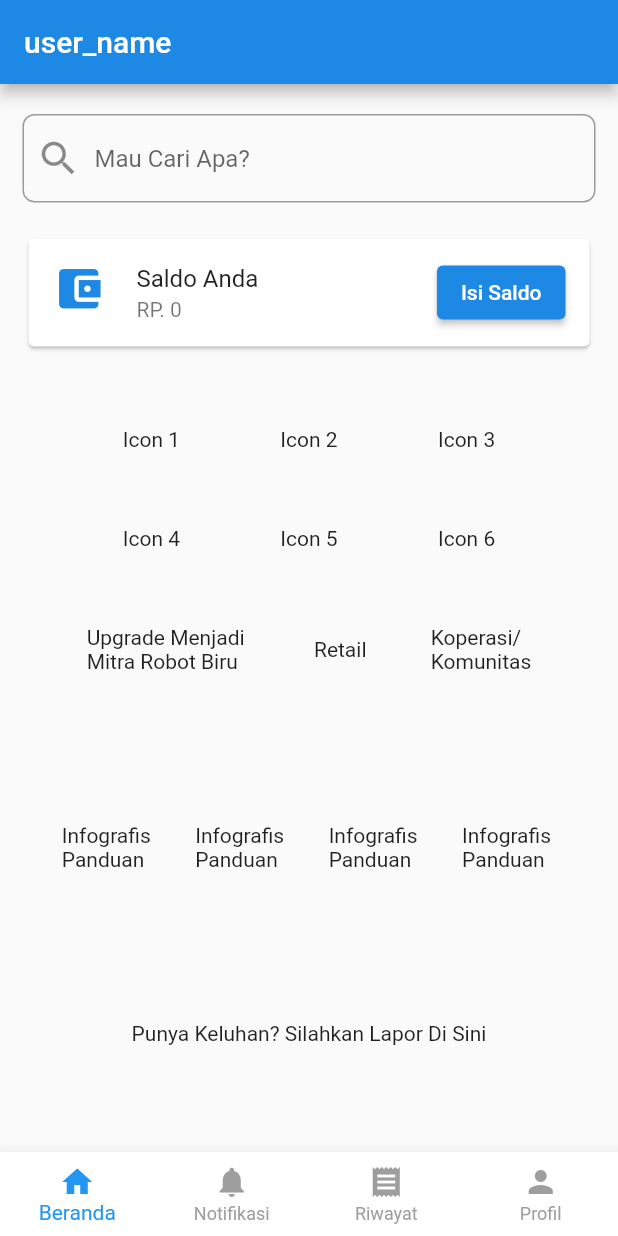
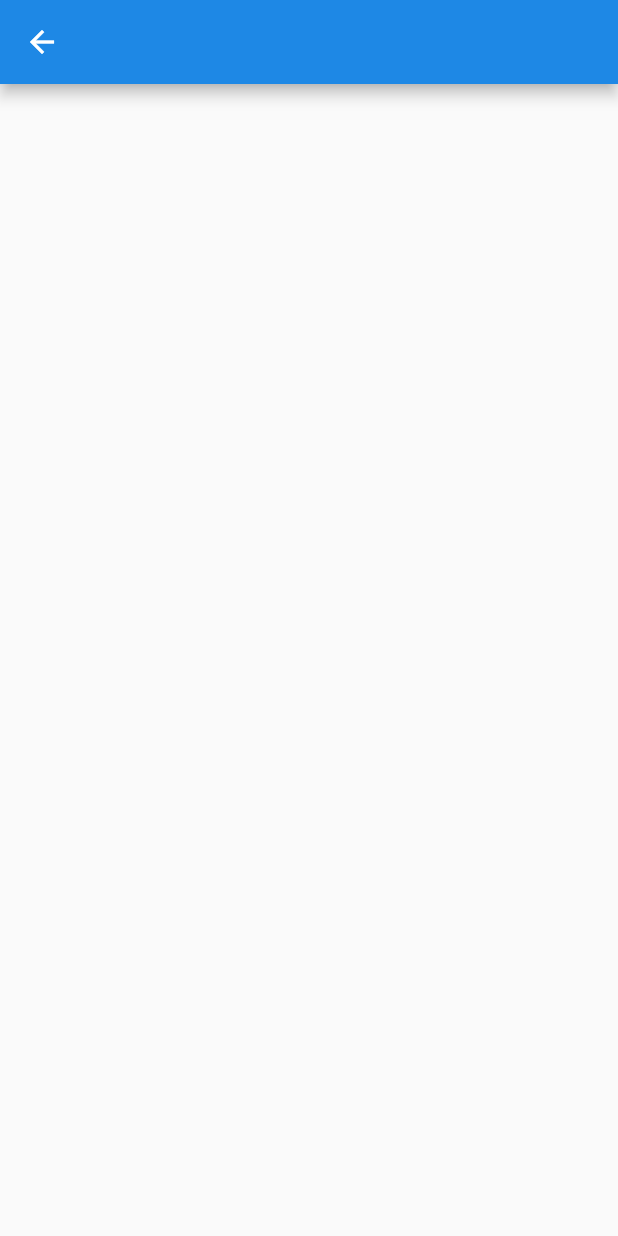
Before and after one commit to qisashasanudin/edumatic_intern, a Flutter app: the screen it shows after launch, after a tap on "Isi Saldo", on a phone screen of 412 x 824 dp. Run offline on Flutter 3.47's test engine with Material 2 defaults, Android fonts, the phone set to English and light mode, and no system bars.

Commit message:
added routing table

```diff
--- a/lib/main.dart
+++ b/lib/main.dart
@@ -1,5 +1,5 @@
-
 import 'package:edumatic_intern/pages/main_menu.dart';
+import 'package:edumatic_intern/services/routing_table.dart';
 import 'package:flutter/material.dart';
 
 void main() {
@@ -17,7 +17,8 @@ class RobotBiruApp extends StatelessWidget {
         primaryColor: Colors.blue[600],
         visualDensity: VisualDensity.adaptivePlatformDensity,
       ),
-      home: MainMenu(),
+      initialRoute: '/',
+      onGenerateRoute: RoutingTable.generateRoute,
     );
   }
 }
--- a/lib/pages/main_menu_tabs/home.dart
+++ b/lib/pages/main_menu_tabs/home.dart
@@ -27,20 +27,18 @@ class _HomePageState extends State<HomePage> {
           Card(
             child: ListTile(
               leading: Icon(Icons.account_balance_wallet,
-              color: Colors.blue[600],
-              size: 35),
+                  color: Colors.blue[600], size: 35),
               title: Text('Saldo Anda'),
               subtitle: Text('RP. 0'),
               trailing: ElevatedButton(
                 style: ElevatedButton.styleFrom(
-                  primary: Colors.blue[600],
-                  onPrimary: Colors.white
-                ),
-                onPressed: (){},
+                    primary: Colors.blue[600], onPrimary: Colors.white),
+                onPressed: () {
+                  Navigator.of(context).pushNamed('/topup');
+                },
                 child: Text('Isi Saldo'),
               ),
             ),
-
           ),
           //ListTile(
           //IconButton(icon: Icon(Icons.account_balance_wallet), onPressed: () {}),
@@ -96,7 +94,6 @@ class _HomePageState extends State<HomePage> {
           Text('Punya Keluhan? Silahkan Lapor Di Sini'),
         ],
       ),
-    )
-    );
+    ));
   }
 }
--- /dev/null
+++ b/lib/pages/main_menu_tabs/top_up/top_up.dart
@@ -0,0 +1,11 @@
+import 'package:flutter/material.dart';
+
+class TopUp extends StatelessWidget {
+  @override
+  Widget build(BuildContext context) {
+    return Scaffold(
+      appBar: AppBar(),
+      body: Container(),
+    );
+  }
+}
--- /dev/null
+++ b/lib/services/routing_table.dart
@@ -0,0 +1,28 @@
+import 'package:edumatic_intern/pages/main_menu.dart';
+import 'package:edumatic_intern/pages/main_menu_tabs/top_up/top_up.dart';
+import 'package:flutter/material.dart';
+
+class RoutingTable {
+  static Route<dynamic> generateRoute(RouteSettings settings) {
+    final args = settings.arguments;
+
+    switch (settings.name) {
+      case '/':
+        return MaterialPageRoute(builder: (_) => MainMenu());
+      case '/topup':
+        return MaterialPageRoute(builder: (_) => TopUp());
+      default:
+        return _errorRoute();
+    }
+  }
+}
+
+Route<dynamic> _errorRoute() {
+  return MaterialPageRoute(builder: (_) {
+    return Scaffold(
+      body: Center(
+        child: Text('Error'),
+      ),
+    );
+  });
+}
```
Lines whose indentation alone changed are shown as unchanged.
